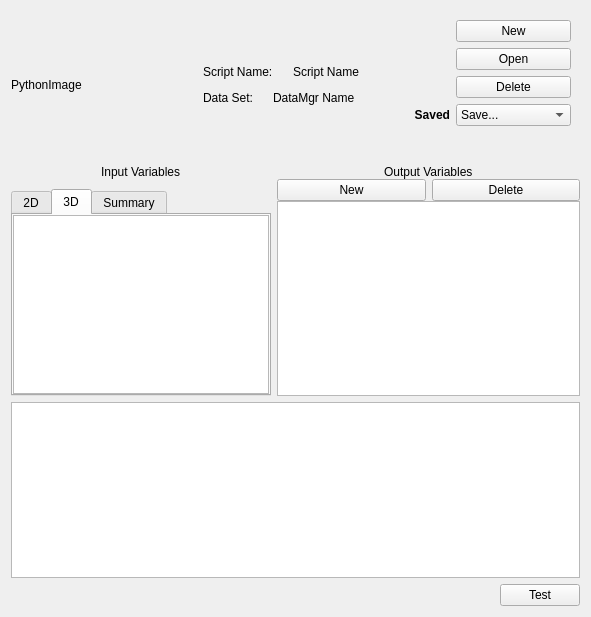
Above: apps/vaporgui/PythonVariablesGUI.ui from StasJ/vapor-formatted before the change. Below: the same form after it.
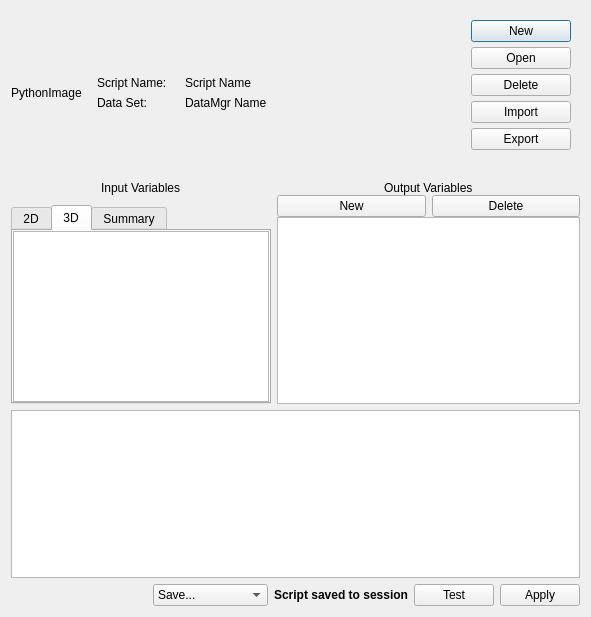
That is the form after the change.

What changed in the file:
```diff
--- a/apps/vaporgui/PythonVariablesGUI.ui
+++ b/apps/vaporgui/PythonVariablesGUI.ui
@@ -25,7 +25,7 @@
      <property name="frameShadow">
       <enum>QFrame::Raised</enum>
      </property>
-     <layout class="QHBoxLayout" name="horizontalLayout_9" stretch="0,0,0,0">
+     <layout class="QHBoxLayout" name="horizontalLayout_9" stretch="0,1,0">
       <property name="spacing">
        <number>-1</number>
       </property>
@@ -102,91 +102,47 @@
        </widget>
       </item>
       <item>
-       <spacer name="horizontalSpacer_2">
-        <property name="orientation">
-         <enum>Qt::Horizontal</enum>
-        </property>
-        <property name="sizeHint" stdset="0">
-         <size>
-          <width>40</width>
-          <height>20</height>
-         </size>
-        </property>
-       </spacer>
-      </item>
-      <item>
-       <widget class="QFrame" name="frame_13">
+       <widget class="QFrame" name="frame_14">
         <property name="frameShape">
          <enum>QFrame::NoFrame</enum>
         </property>
         <property name="frameShadow">
          <enum>QFrame::Raised</enum>
         </property>
-        <layout class="QVBoxLayout" name="verticalLayout_13">
+        <layout class="QHBoxLayout" name="horizontalLayout_10" stretch="0,1">
          <property name="spacing">
-          <number>-1</number>
+          <number>0</number>
          </property>
          <property name="leftMargin">
           <number>0</number>
          </property>
          <property name="topMargin">
-          <number>10</number>
+          <number>0</number>
          </property>
          <property name="rightMargin">
           <number>0</number>
          </property>
          <property name="bottomMargin">
-          <number>10</number>
+          <number>0</number>
          </property>
          <item>
-          <spacer name="verticalSpacer_4">
-           <property name="orientation">
-            <enum>Qt::Vertical</enum>
-           </property>
-           <property name="sizeHint" stdset="0">
-            <size>
-             <width>20</width>
-             <height>40</height>
-            </size>
-           </property>
-          </spacer>
-         </item>
-         <item>
-          <widget class="QFrame" name="frame_3">
+          <widget class="QFrame" name="frame_19">
            <property name="frameShape">
             <enum>QFrame::NoFrame</enum>
            </property>
            <property name="frameShadow">
             <enum>QFrame::Raised</enum>
            </property>
-           <layout class="QHBoxLayout" name="horizontalLayout_3">
-            <property name="spacing">
-             <number>0</number>
-            </property>
-            <property name="leftMargin">
-             <number>0</number>
-            </property>
-            <property name="topMargin">
-             <number>0</number>
-            </property>
-            <property name="rightMargin">
-             <number>0</number>
-            </property>
-            <property name="bottomMargin">
-             <number>0</number>
-            </property>
+           <layout class="QVBoxLayout" name="verticalLayout_7">
             <item>
-             <spacer name="horizontalSpacer_3">
+             <spacer name="verticalSpacer_6">
               <property name="orientation">
-               <enum>Qt::Horizontal</enum>
-              </property>
-              <property name="sizeType">
-               <enum>QSizePolicy::Minimum</enum>
+               <enum>Qt::Vertical</enum>
               </property>
               <property name="sizeHint" stdset="0">
                <size>
-                <width>40</width>
-                <height>20</height>
+                <width>20</width>
+                <height>40</height>
                </size>
               </property>
              </spacer>
@@ -199,85 +155,6 @@
              </widget>
             </item>
             <item>
-             <spacer name="horizontalSpacer_10">
-              <property name="orientation">
-               <enum>Qt::Horizontal</enum>
-              </property>
-              <property name="sizeType">
-               <enum>QSizePolicy::Minimum</enum>
-              </property>
-              <property name="sizeHint" stdset="0">
-               <size>
-                <width>20</width>
-                <height>20</height>
-               </size>
-              </property>
-             </spacer>
-            </item>
-            <item>
-             <widget class="QLabel" name="_scriptNameLabel">
-              <property name="text">
-               <string>Script Name</string>
-              </property>
-             </widget>
-            </item>
-            <item>
-             <spacer name="horizontalSpacer_4">
-              <property name="orientation">
-               <enum>Qt::Horizontal</enum>
-              </property>
-              <property name="sizeHint" stdset="0">
-               <size>
-                <width>40</width>
-                <height>20</height>
-               </size>
-              </property>
-             </spacer>
-            </item>
-           </layout>
-          </widget>
-         </item>
-         <item>
-          <widget class="QFrame" name="frame_2">
-           <property name="frameShape">
-            <enum>QFrame::NoFrame</enum>
-           </property>
-           <property name="frameShadow">
-            <enum>QFrame::Raised</enum>
-           </property>
-           <layout class="QHBoxLayout" name="horizontalLayout_2">
-            <property name="spacing">
-             <number>0</number>
-            </property>
-            <property name="leftMargin">
-             <number>0</number>
-            </property>
-            <property name="topMargin">
-             <number>0</number>
-            </property>
-            <property name="rightMargin">
-             <number>0</number>
-            </property>
-            <property name="bottomMargin">
-             <number>0</number>
-            </property>
-            <item>
-             <spacer name="horizontalSpacer_11">
-              <property name="orientation">
-               <enum>Qt::Horizontal</enum>
-              </property>
-              <property name="sizeType">
-               <enum>QSizePolicy::Minimum</enum>
-              </property>
-              <property name="sizeHint" stdset="0">
-               <size>
-                <width>40</width>
-                <height>20</height>
-               </size>
-              </property>
-             </spacer>
-            </item>
-            <item>
              <widget class="QLabel" name="label_2">
               <property name="text">
                <string>Data Set:</string>
@@ -285,21 +162,50 @@
              </widget>
             </item>
             <item>
-             <spacer name="horizontalSpacer_9">
+             <spacer name="verticalSpacer_7">
               <property name="orientation">
-               <enum>Qt::Horizontal</enum>
+               <enum>Qt::Vertical</enum>
               </property>
-              <property name="sizeType">
-               <enum>QSizePolicy::Minimum</enum>
+              <property name="sizeHint" stdset="0">
+               <size>
+                <width>20</width>
+                <height>40</height>
+               </size>
               </property>
+             </spacer>
+            </item>
+           </layout>
+          </widget>
+         </item>
+         <item>
+          <widget class="QFrame" name="frame_17">
+           <property name="frameShape">
+            <enum>QFrame::NoFrame</enum>
+           </property>
+           <property name="frameShadow">
+            <enum>QFrame::Raised</enum>
+           </property>
+           <layout class="QVBoxLayout" name="verticalLayout_14">
+            <item>
+             <spacer name="verticalSpacer_4">
+              <property name="orientation">
+               <enum>Qt::Vertical</enum>
+              </property>
               <property name="sizeHint" stdset="0">
                <size>
                 <width>20</width>
-                <height>20</height>
+                <height>40</height>
                </size>
               </property>
              </spacer>
             </item>
+            <item>
+             <widget class="QLabel" name="_scriptNameLabel">
+              <property name="text">
+               <string>Script Name</string>
+              </property>
+             </widget>
+            </item>
             <item>
              <widget class="QLabel" name="_dataMgrNameLabel">
               <property name="text">
@@ -308,14 +214,14 @@
              </widget>
             </item>
             <item>
-             <spacer name="horizontalSpacer_12">
+             <spacer name="verticalSpacer_3">
               <property name="orientation">
-               <enum>Qt::Horizontal</enum>
+               <enum>Qt::Vertical</enum>
               </property>
               <property name="sizeHint" stdset="0">
                <size>
-                <width>40</width>
-                <height>20</height>
+                <width>20</width>
+                <height>40</height>
                </size>
               </property>
              </spacer>
@@ -323,19 +229,6 @@
            </layout>
           </widget>
          </item>
-         <item>
-          <spacer name="verticalSpacer_3">
-           <property name="orientation">
-            <enum>Qt::Vertical</enum>
-           </property>
-           <property name="sizeHint" stdset="0">
-            <size>
-             <width>20</width>
-             <height>40</height>
-            </size>
-           </property>
-          </spacer>
-         </item>
         </layout>
        </widget>
       </item>
@@ -387,58 +280,6 @@
             <property name="bottomMargin">
              <number>0</number>
             </property>
-            <item>
-             <widget class="QFrame" name="frame_17">
-              <property name="frameShape">
-               <enum>QFrame::NoFrame</enum>
-              </property>
-              <property name="frameShadow">
-               <enum>QFrame::Raised</enum>
-              </property>
-              <layout class="QVBoxLayout" name="verticalLayout_7">
-               <property name="rightMargin">
-                <number>0</number>
-               </property>
-               <item>
-                <widget class="QLabel" name="label_3">
-                 <property name="text">
-                  <string/>
-                 </property>
-                </widget>
-               </item>
-               <item>
-                <widget class="QLabel" name="label_6">
-                 <property name="text">
-                  <string/>
-                 </property>
-                </widget>
-               </item>
-               <item>
-                <widget class="QLabel" name="label_7">
-                 <property name="text">
-                  <string/>
-                 </property>
-                </widget>
-               </item>
-               <item>
-                <widget class="QLabel" name="_scriptSaveLabel">
-                 <property name="font">
-                  <font>
-                   <weight>75</weight>
-                   <bold>true</bold>
-                  </font>
-                 </property>
-                 <property name="text">
-                  <string>Saved</string>
-                 </property>
-                 <property name="alignment">
-                  <set>Qt::AlignRight|Qt::AlignTrailing|Qt::AlignVCenter</set>
-                 </property>
-                </widget>
-               </item>
-              </layout>
-             </widget>
-            </item>
             <item>
              <widget class="QFrame" name="frame_16">
               <property name="frameShape">
@@ -448,6 +289,9 @@
                <enum>QFrame::Raised</enum>
               </property>
               <layout class="QVBoxLayout" name="verticalLayout_2">
+               <property name="spacing">
+                <number>5</number>
+               </property>
                <property name="leftMargin">
                 <number>6</number>
                </property>
@@ -459,11 +303,17 @@
                    <verstretch>0</verstretch>
                   </sizepolicy>
                  </property>
+                 <property name="minimumSize">
+                  <size>
+                   <width>100</width>
+                   <height>0</height>
+                  </size>
+                 </property>
                  <property name="text">
                   <string>New</string>
                  </property>
                  <property name="autoDefault">
-                  <bool>false</bool>
+                  <bool>true</bool>
                  </property>
                 </widget>
                </item>
@@ -506,28 +356,20 @@
                 </widget>
                </item>
                <item>
-                <widget class="QComboBox" name="_saveScriptCombo">
-                 <property name="layoutDirection">
-                  <enum>Qt::LeftToRight</enum>
+                <widget class="QPushButton" name="_importScriptButton">
+                 <property name="text">
+                  <string>Import</string>
                  </property>
-                 <property name="frame">
-                  <bool>true</bool>
+                 <property name="autoDefault">
+                  <bool>false</bool>
                  </property>
-                 <item>
-                  <property name="text">
-                   <string>Save...</string>
-                  </property>
-                 </item>
-                 <item>
-                  <property name="text">
-                   <string>Save to session</string>
-                  </property>
-                 </item>
-                 <item>
-                  <property name="text">
-                   <string>Save to file</string>
-                  </property>
-                 </item>
+                </widget>
+               </item>
+               <item>
+                <widget class="QPushButton" name="_exportScriptButton">
+                 <property name="text">
+                  <string>Export</string>
+                 </property>
                 </widget>
                </item>
               </layout>
@@ -1084,6 +926,47 @@
         </property>
        </spacer>
       </item>
+      <item>
+       <widget class="QComboBox" name="_saveScriptCombo">
+        <property name="layoutDirection">
+         <enum>Qt::LeftToRight</enum>
+        </property>
+        <property name="frame">
+         <bool>true</bool>
+        </property>
+        <item>
+         <property name="text">
+          <string>Save...</string>
+         </property>
+        </item>
+        <item>
+         <property name="text">
+          <string>Save to session</string>
+         </property>
+        </item>
+        <item>
+         <property name="text">
+          <string>Save to file</string>
+         </property>
+        </item>
+       </widget>
+      </item>
+      <item>
+       <widget class="QLabel" name="_scriptSaveLabel">
+        <property name="font">
+         <font>
+          <weight>75</weight>
+          <bold>true</bold>
+         </font>
+        </property>
+        <property name="text">
+         <string>Script saved to session</string>
+        </property>
+        <property name="alignment">
+         <set>Qt::AlignRight|Qt::AlignTrailing|Qt::AlignVCenter</set>
+        </property>
+       </widget>
+      </item>
       <item>
        <widget class="QPushButton" name="_testScriptButton">
         <property name="text">
@@ -1094,6 +977,13 @@
         </property>
        </widget>
       </item>
+      <item>
+       <widget class="QPushButton" name="_applyScriptButton">
+        <property name="text">
+         <string>Apply</string>
+        </property>
+       </widget>
+      </item>
      </layout>
     </widget>
    </item>
```
Left out of the diff: 7 changed lines with no effect on the pictures.
